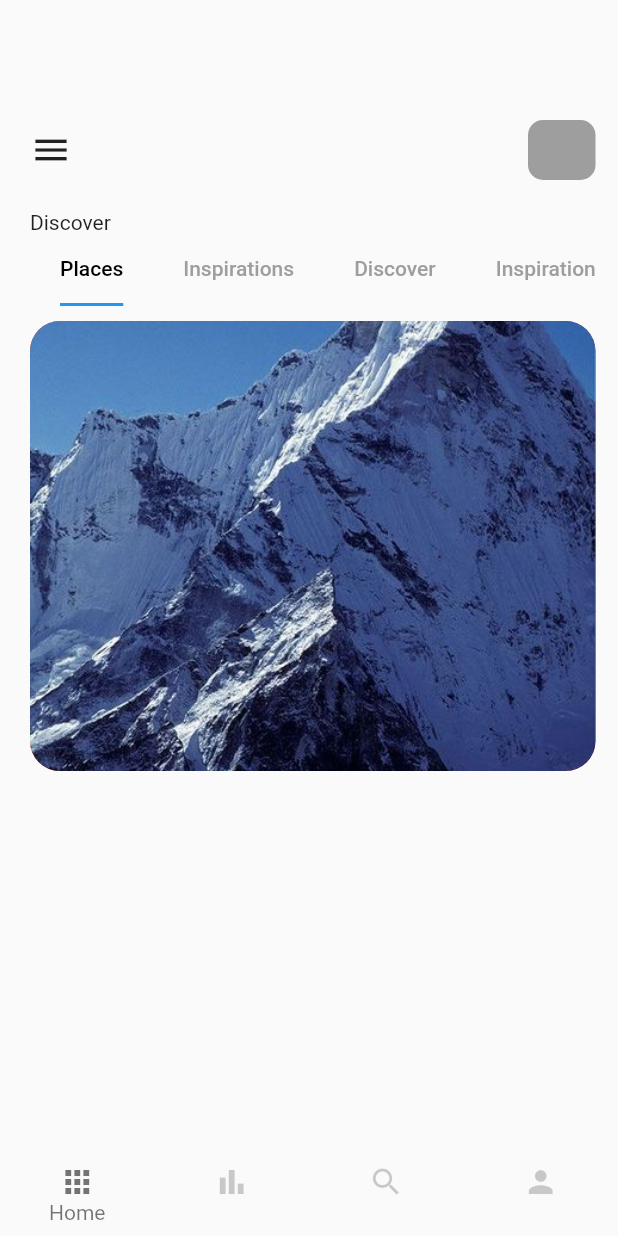
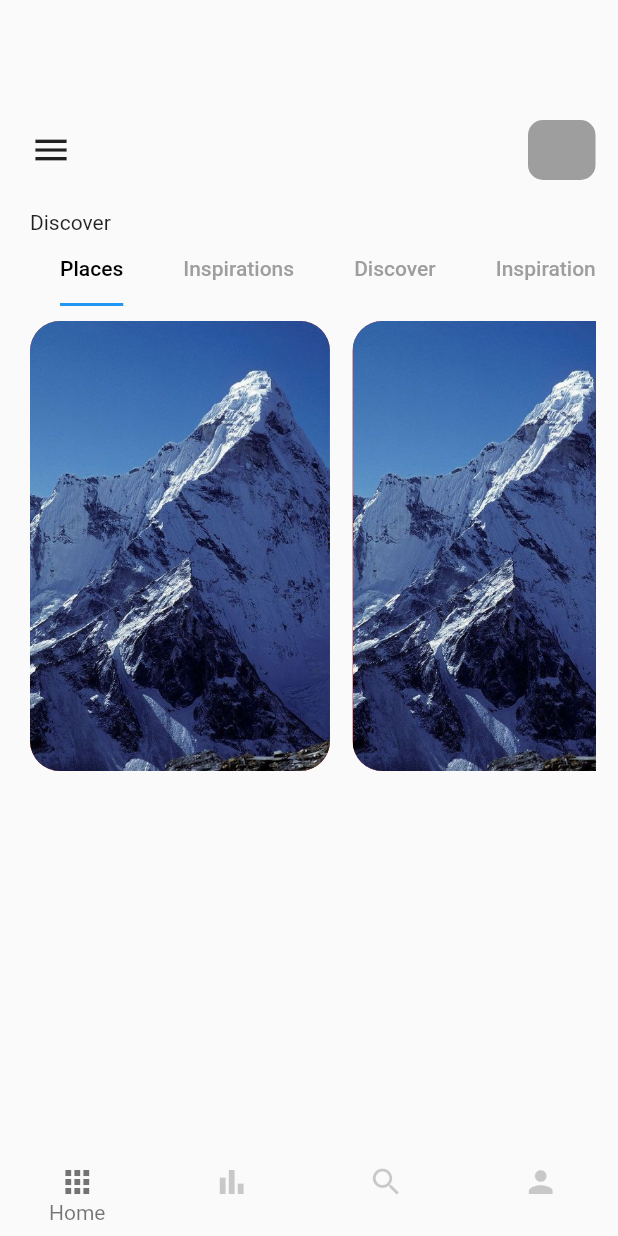
Before and after one commit to ZapeeoSheikh/TravelApp, a Flutter app: the screen it shows after launch, on a phone screen of 412 x 824 dp. Run offline on Flutter 3.47's test engine with Material 2 defaults, Android fonts, the phone set to English and light mode, and no system bars.

```diff
--- a/lib/pages/home_page.dart
+++ b/lib/pages/home_page.dart
@@ -67,9 +67,14 @@ class _HomePageState extends State<HomePage> with TickerProviderStateMixin {
             height: 300,
             width: double.maxFinite,
             child: TabBarView(controller: _tabController, children: [
-              Container(
+              ListView.builder(
+                itemCount: 3,
+                scrollDirection: Axis.horizontal,
+                itemBuilder: (BuildContext context, int index) {
+                  return Container(
+                    margin: EdgeInsets.only(right: 15),
                     height: 300,
-                width: double.maxFinite,
+                    width: 200,
                     decoration: BoxDecoration(
                       color: Colors.red,
                       borderRadius: BorderRadius.circular(20),
@@ -78,6 +83,8 @@ class _HomePageState extends State<HomePage> with TickerProviderStateMixin {
                         fit: BoxFit.cover,
                       ),
                     ),
+                  );
+                },
               ),
               Text("data2"),
               Text("data2"),
```
Lines whose indentation alone changed are shown as unchanged.
